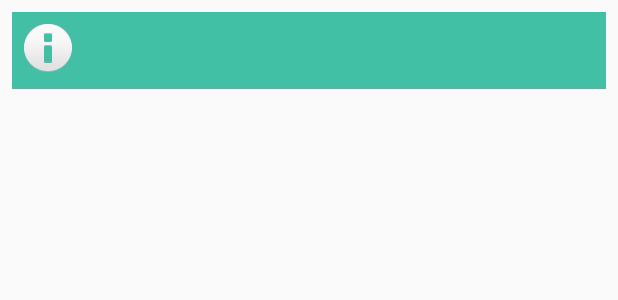
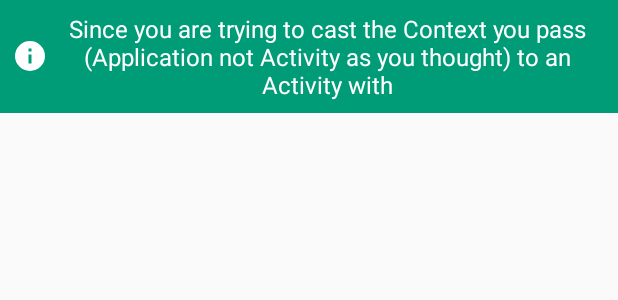
Before and after one commit to elirehema/worksheet, an Android app: the layout custom_toast.xml on its own in the app's theme, with its tools: preview values and no code run, on a phone screen of 412 x 824 dp. Shown: the top 300 px of the screen. Run offline under Robolectric (Android 15) with nearby library versions, the phone set to English and light mode, and no system bars.

Commit message:
Notification Styles

```diff
--- a/arcolio/src/main/java/org/sheet/arcolio/notifier/Toaster.java
+++ b/arcolio/src/main/java/org/sheet/arcolio/notifier/Toaster.java
@@ -55,7 +55,8 @@ public class Toaster {
 
         // Toast..
         Toast toast = new Toast(context);
-        toast.setGravity(Gravity.CENTER_VERTICAL, 0, 0);
+        toast.setMargin(0,0);
+        toast.setGravity(Gravity.BOTTOM, 0, 0);
         toast.setDuration(Toast.LENGTH_LONG);
         toast.setView(layout);
         toast.show();
--- a/arcolio/src/main/java/org/sheet/arcolio/storage/EMedia.java
+++ b/arcolio/src/main/java/org/sheet/arcolio/storage/EMedia.java
@@ -28,6 +28,8 @@ public class EMedia {
 
     public static final String ERROR_DEVICE_MEMORY_IS_NOT_AVAILABLE = "Oops! Sorry SD card not Mounted  ";
 
+    public static final String MESSAGE_CREATE_EXCEL_SHEET =  "Excel Sheet creation has started";
+
 
 
 }
--- /dev/null
+++ b/arcolio/src/main/res/drawable/information.xml
@@ -0,0 +1,8 @@
+<!-- drawable/information.xml -->
+<vector xmlns:android="http://schemas.android.com/apk/res/android"
+    android:height="24dp"
+    android:width="24dp"
+    android:viewportWidth="24"
+    android:viewportHeight="24">
+    <path android:fillColor="#FFFFFF" android:pathData="M13,9H11V7H13M13,17H11V11H13M12,2A10,10 0 0,0 2,12A10,10 0 0,0 12,22A10,10 0 0,0 22,12A10,10 0 0,0 12,2Z" />
+</vector>
--- a/arcolio/src/main/res/layout/custom_toast.xml
+++ b/arcolio/src/main/res/layout/custom_toast.xml
@@ -1,34 +1,28 @@
 <?xml version="1.0" encoding="utf-8"?>
-<androidx.constraintlayout.widget.ConstraintLayout xmlns:android="http://schemas.android.com/apk/res/android"
+<androidx.constraintlayout.widget.ConstraintLayout
+    xmlns:android="http://schemas.android.com/apk/res/android"
+    xmlns:app="http://schemas.android.com/apk/res-auto"
+    android:id="@+id/custom_toast"
     android:layout_width="match_parent"
     android:layout_height="wrap_content"
-    xmlns:app="http://schemas.android.com/apk/res-auto"
-    android:id="@+id/custom_toast"
-    android:background="@color/background_color"
-    android:layout_margin="@dimen/toaster_padding"
     android:padding="@dimen/toaster_padding"
+    android:background="@color/default_toast_background_color"
     android:orientation="vertical">
-
-    <ImageView
-        android:id="@+id/info_icon"
-        android:layout_width="wrap_content"
-        android:layout_height="wrap_content"
-        android:src="@android:drawable/ic_dialog_info"
-        app:layout_constraintStart_toStartOf="parent"
-        app:layout_constraintTop_toTopOf="parent"/>
 
     <TextView
         android:id="@+id/info_message"
-        android:layout_width="wrap_content"
+        android:layout_width="match_parent"
         android:layout_height="wrap_content"
+        android:gravity="center_horizontal"
+        android:text="@string/long_text"
+        android:textAlignment="center"
+        android:drawableLeft="@drawable/information"
+        android:textAppearance="@style/TextAppearance.AppCompat.Light.Widget.PopupMenu.Small"
         android:textColor="@android:color/white"
-        android:padding="@dimen/toaster_padding"
-        android:textAppearance="@style/TextAppearance.AppCompat.Subhead"
-        app:layout_constraintStart_toEndOf="@id/info_icon"
-        app:layout_constraintTop_toTopOf="@id/info_icon"
-        app:layout_constraintBottom_toBottomOf="@id/info_icon"/>
-
-
+        app:layout_constraintStart_toStartOf="parent"
+        app:layout_constraintTop_toTopOf="parent"
+        app:layout_constraintBottom_toBottomOf="parent"
+        android:drawableStart="@drawable/information" />
 
 
 </androidx.constraintlayout.widget.ConstraintLayout>
--- a/arcolio/src/main/res/values/colors.xml
+++ b/arcolio/src/main/res/values/colors.xml
@@ -1,5 +1,5 @@
 <?xml version="1.0" encoding="utf-8"?>
 <resources>
-    <color name="default_toast_background_color">#3e907f</color>
+    <color name="default_toast_background_color">#009B77</color>
     <color name="background_color">#41c0a6</color>
 </resources>
--- a/arcolio/src/main/res/values/dimens.xml
+++ b/arcolio/src/main/res/values/dimens.xml
@@ -1,4 +1,5 @@
 <?xml version="1.0" encoding="utf-8"?>
 <resources>
     <dimen name="toaster_padding"> 8dp</dimen>
+    <dimen name="icon_width">24dp</dimen>
 </resources>
--- /dev/null
+++ b/arcolio/src/main/res/values/strings.xml
@@ -0,0 +1,5 @@
+<?xml version="1.0" encoding="utf-8"?>
+<resources>
+    <string name="long_text">Since you are trying to cast the Context you pass (Application not Activity as you thought) to an Activity with</string>
+    <string name="info_icon">Info Icon</string>
+</resources>
```
Also changed, not shown: app/src/main/java/org/arcolio/excel/MainActivity.java (+15 -7 lines), arcolio/src/main/java/org/sheet/arcolio/ExcelWriter.java (+27 -28 lines).
